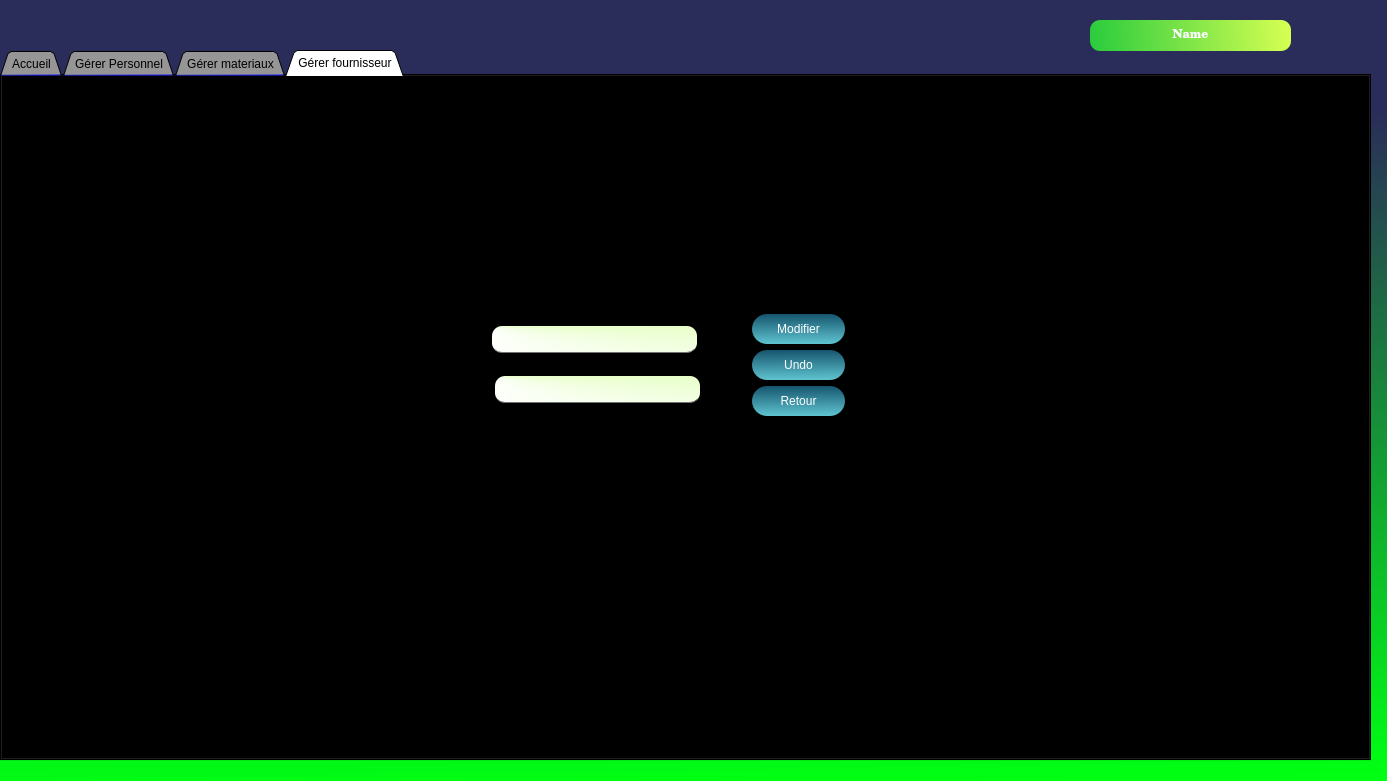
The window that acceuil.ui (oussamaJMAA/Smart_factory_2A12) describes before a commit, drawn with Qt 5.
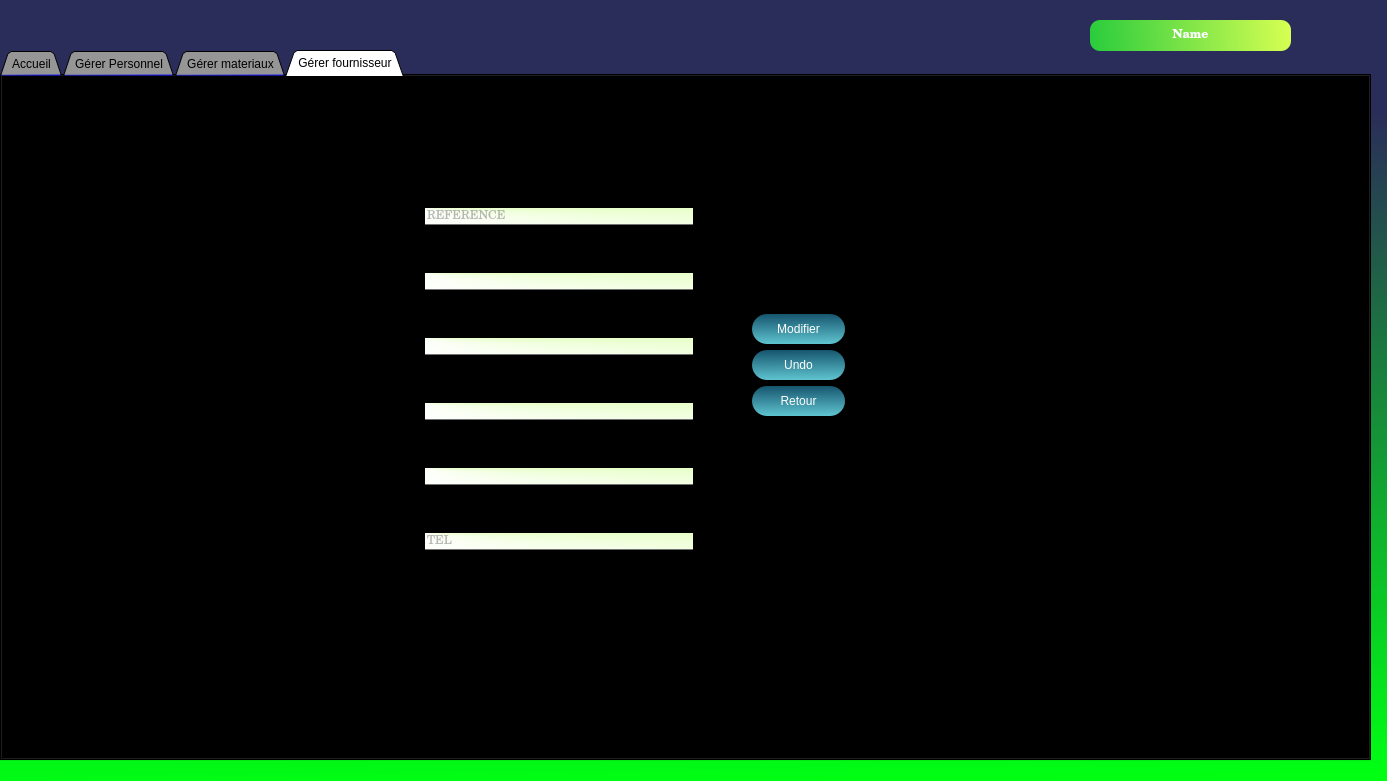
The same window after the commit. The open tabs and pages were chosen to show the change. Icons and pictures are not drawn.

What changed in the file:
```diff
--- a/acceuil.ui
+++ b/acceuil.ui
@@ -4143,19 +4143,6 @@
       </widget>
      </widget>
      <widget class="QWidget" name="page_13">
-      <widget class="QLabel" name="label_48">
-       <property name="geometry">
-        <rect>
-         <x>340</x>
-         <y>290</y>
-         <width>131</width>
-         <height>21</height>
-        </rect>
-       </property>
-       <property name="text">
-        <string>Nom_materiel</string>
-       </property>
-      </widget>
       <widget class="QPushButton" name="pushButton_25">
        <property name="geometry">
         <rect>
@@ -4169,16 +4156,6 @@
         <string>Retour</string>
        </property>
       </widget>
-      <widget class="QLineEdit" name="lineEdit_27">
-       <property name="geometry">
-        <rect>
-         <x>503</x>
-         <y>290</y>
-         <width>205</width>
-         <height>27</height>
-        </rect>
-       </property>
-      </widget>
       <widget class="QPushButton" name="pushButton_26">
        <property name="geometry">
         <rect>
@@ -4208,28 +4185,88 @@
         <string>Undo</string>
        </property>
       </widget>
-      <widget class="QLabel" name="label_49">
+      <widget class="QWidget" name="">
        <property name="geometry">
         <rect>
-         <x>350</x>
-         <y>240</y>
-         <width>131</width>
-         <height>21</height>
+         <x>310</x>
+         <y>80</y>
+         <width>391</width>
+         <height>431</height>
         </rect>
        </property>
-       <property name="text">
-        <string>ref_materiel</string>
-       </property>
-      </widget>
-      <widget class="QLineEdit" name="lineEdit_29">
-       <property name="geometry">
-        <rect>
-         <x>500</x>
-         <y>240</y>
-         <width>205</width>
-         <height>27</height>
-        </rect>
-       </property>
+       <layout class="QGridLayout" name="gridLayout">
+        <item row="0" column="0">
+         <widget class="QLabel" name="label_49">
+          <property name="text">
+           <string>reference_materiel</string>
+          </property>
+         </widget>
+        </item>
+        <item row="0" column="1">
+         <widget class="QLineEdit" name="lineEdit_7">
+          <property name="readOnly">
+           <bool>true</bool>
+          </property>
+          <property name="placeholderText">
+           <string>REFERENCE</string>
+          </property>
+         </widget>
+        </item>
+        <item row="1" column="0">
+         <widget class="QLabel" name="label_53">
+          <property name="text">
+           <string>id_fournisseur</string>
+          </property>
+         </widget>
+        </item>
+        <item row="1" column="1">
+         <widget class="QLineEdit" name="lineEdit_8"/>
+        </item>
+        <item row="2" column="0">
+         <widget class="QLabel" name="label_52">
+          <property name="text">
+           <string>nom_fournisseur</string>
+          </property>
+         </widget>
+        </item>
+        <item row="2" column="1">
+         <widget class="QLineEdit" name="lineEdit_33"/>
+        </item>
+        <item row="3" column="0">
+         <widget class="QLabel" name="label_51">
+          <property name="text">
+           <string>solde</string>
+          </property>
+         </widget>
+        </item>
+        <item row="3" column="1">
+         <widget class="QLineEdit" name="lineEdit_32"/>
+        </item>
+        <item row="4" column="0">
+         <widget class="QLabel" name="label_54">
+          <property name="text">
+           <string>mail_fournisseur</string>
+          </property>
+         </widget>
+        </item>
+        <item row="4" column="1">
+         <widget class="QLineEdit" name="lineEdit_29"/>
+        </item>
+        <item row="5" column="0">
+         <widget class="QLabel" name="label_48">
+          <property name="text">
+           <string>Tel</string>
+          </property>
+         </widget>
+        </item>
+        <item row="5" column="1">
+         <widget class="QLineEdit" name="lineEdit_27">
+          <property name="placeholderText">
+           <string>TEL</string>
+          </property>
+         </widget>
+        </item>
+       </layout>
       </widget>
      </widget>
      <widget class="QWidget" name="page_14">
```
Left out of the diff: 9 changed lines with no effect on the pictures.
